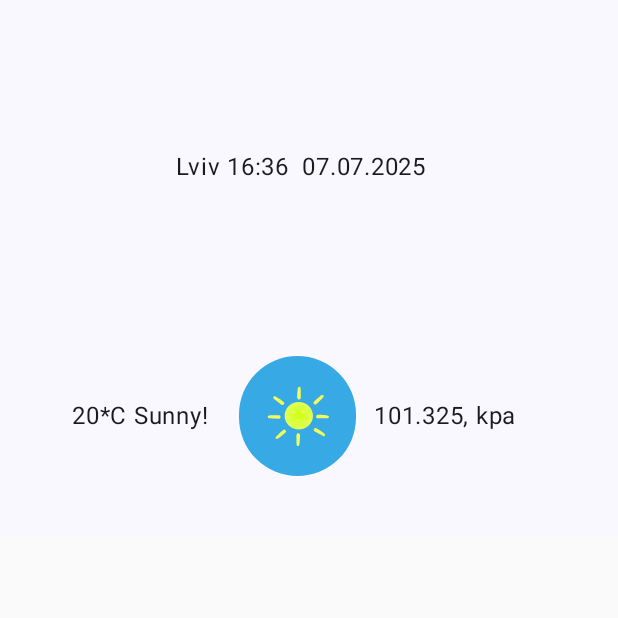
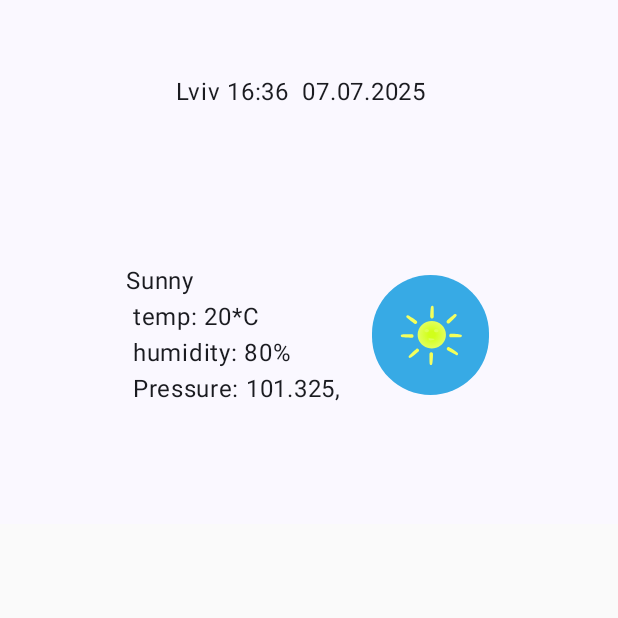
Before and after one commit to zayats1/WeatherStationApp, an Android app built with Jetpack Compose: the screen it shows after launch (MainActivity), on a phone screen of 412 x 824 dp, the top half of it. Run offline under Robolectric (Android 15) with nearby library versions, the phone set to English and light mode, and no system bars.

Commit message:
main screen

```diff
--- a/app/src/main/java/com/bogdandev/weatherstationapp/ui/MainScreen.kt
+++ b/app/src/main/java/com/bogdandev/weatherstationapp/ui/MainScreen.kt
@@ -35,8 +35,7 @@ fun Weather(modifier: Modifier = Modifier) {
         {
             DateAndTimeBar(modifier = modifier)
             WeatherBar(
-                name = "20*C Sunny",
-                pressure = 101.325,
+                content = "Sunny\n temp: 20*C\n humidity: 80%\n Pressure: 101.325,",
                 modifier = modifier
             )
         }
@@ -53,7 +52,7 @@ fun DateAndTimeBar(modifier: Modifier = Modifier){
             .padding(5.dp)
             .padding(top = 5.dp)
             .fillMaxWidth()
-            .height(150.dp)
+            .height(50.dp)
     ) {
         Text(
             text = "Lviv 16:36  07.07.2025",
@@ -65,19 +64,19 @@ fun DateAndTimeBar(modifier: Modifier = Modifier){
 
 
 @Composable
-fun WeatherBar(name: String, pressure: Double, modifier: Modifier = Modifier) {
+fun WeatherBar(content: String, modifier: Modifier = Modifier) {
     Row(
         verticalAlignment = Alignment.CenterVertically,
         horizontalArrangement = Arrangement.Center,
         modifier = modifier
-            .padding(5.dp)
+            .padding(1.dp)
             .padding(top = 5.dp)
             .fillMaxWidth()
-            .height(150.dp)
+            .height(250.dp)
     ) {
 
         Text(
-            text = "$name!",
+            text = content,
             modifier = modifier.padding(end = 20.dp)
         )
 
@@ -94,12 +93,6 @@ fun WeatherBar(name: String, pressure: Double, modifier: Modifier = Modifier) {
 
             contentDescription = null
         )
-
-        Text(
-            text = "$pressure, kpa",
-            modifier = modifier.padding(start = 10.dp, end = 20.dp)
-        )
-
     }
 }
 
@@ -119,6 +112,6 @@ fun WeatherPreview() {
 @Composable
 fun WeatherBarPreview() {
     TheAppTheme {
-        WeatherBar("Lviv 20*C Sunny", 101.325)
+        WeatherBar("Lviv 20*C Sunny")
     }
 }
```
